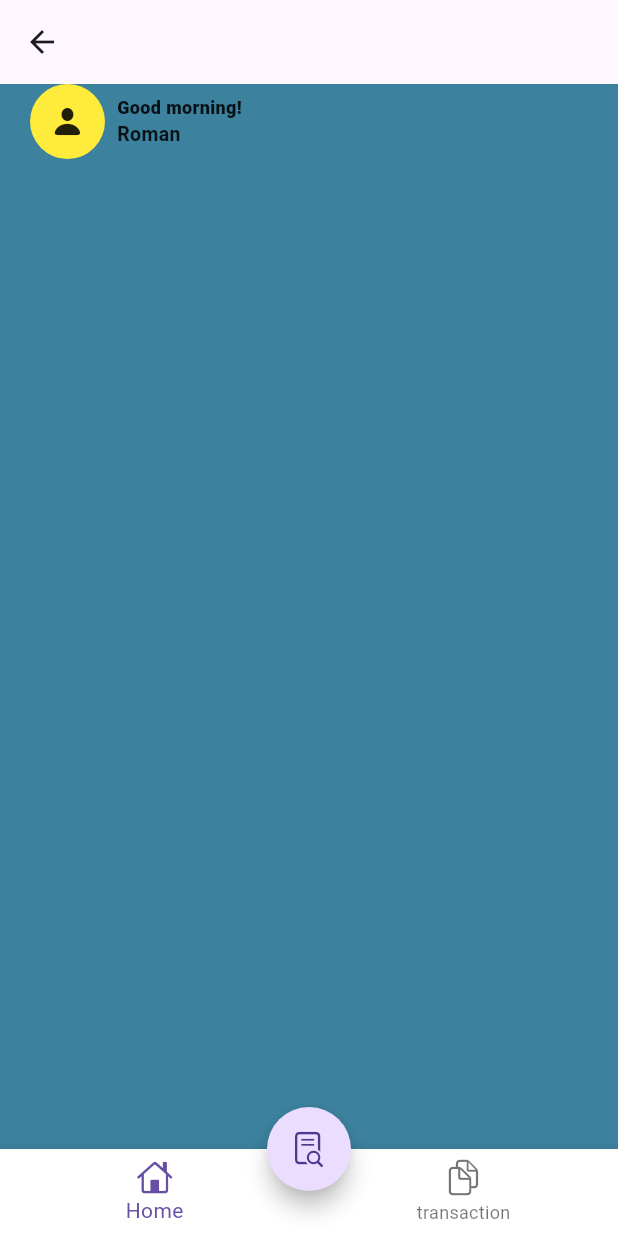
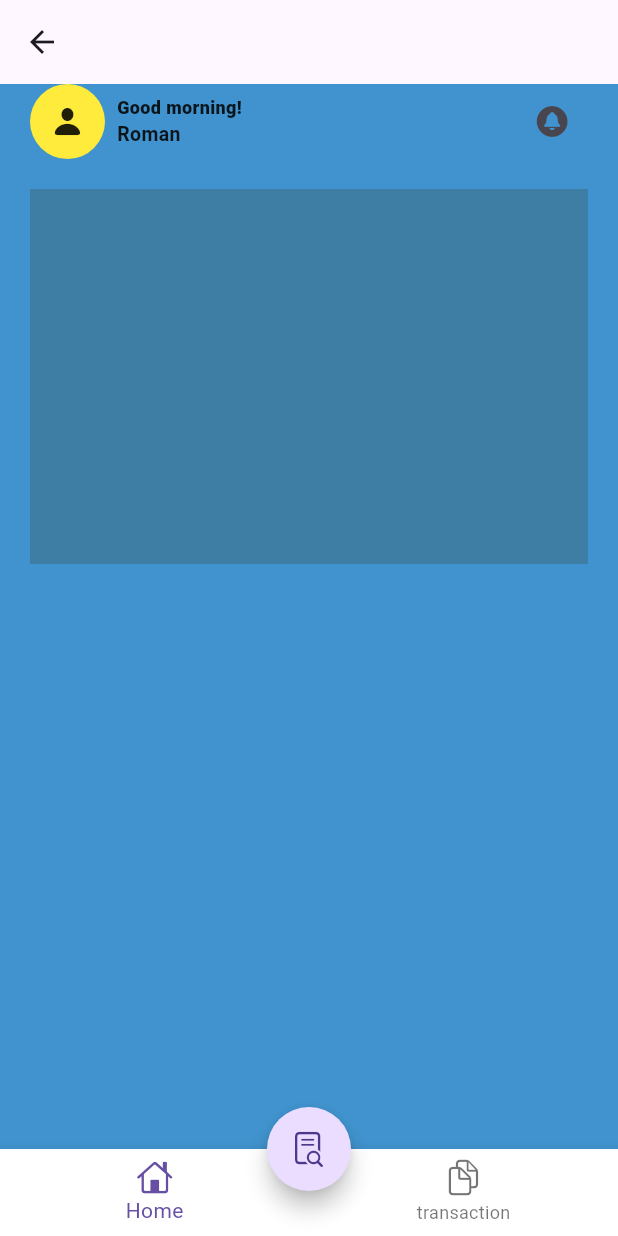
Before and after one commit to Bibesh17/project, a Flutter app: the screen it shows after launch, after a tap on "Log in", on a phone screen of 412 x 824 dp. Run offline on Flutter 3.47's test engine with Material 3 defaults, Android fonts, the phone set to English and light mode, and no system bars.

Commit message:
bg update

```diff
--- a/finance_guru/lib/login_page.dart
+++ b/finance_guru/lib/login_page.dart
@@ -10,7 +10,6 @@ class LoginPage extends StatelessWidget {
 
     return SafeArea(
       child: Scaffold(
-        backgroundColor: const Color(0xFF2F7694),
         body: Padding(
           padding: const EdgeInsets.symmetric(horizontal: 16.0),
           child: Column(
--- a/finance_guru/lib/main.dart
+++ b/finance_guru/lib/main.dart
@@ -11,10 +11,9 @@ class MyApp extends StatelessWidget {
   @override
   Widget build(BuildContext context) {
     return MaterialApp(
-      title: " Expense_app",
+      title: " Finance Guru",
       theme: ThemeData(
-        scaffoldBackgroundColor: const Color.fromARGB(
-            255, 60, 129, 158), // Set the global background color
+        scaffoldBackgroundColor: const Color(0xFF4093CE),
       ),
       debugShowCheckedModeBanner: false,
       home: const LoginPage(),
--- a/finance_guru/lib/screen/main_screen.dart
+++ b/finance_guru/lib/screen/main_screen.dart
@@ -11,23 +11,17 @@ class MainScreen extends StatelessWidget {
         padding: const EdgeInsets.symmetric(horizontal: 20.0),
         child: Column(
           children: [
-            Align(
-              alignment: Alignment.topLeft, // Align to the top-left
-              child: Row(
-                mainAxisSize: MainAxisSize
-                    .min, // Ensure the Row only takes up the required space
+            Row(
+              mainAxisAlignment: MainAxisAlignment.spaceBetween,
               children: [
-                  Stack(
-                    alignment: Alignment.center,
+                Row(
                   children: [
                     Container(
                       height: 50,
-                        width: 50,
+                      width: 50, // Constrain the width to a fixed value
                       decoration: const BoxDecoration(
                           shape: BoxShape.circle, color: Colors.yellow),
-                      ),
-                      const Icon(CupertinoIcons.person_fill)
-                    ],
+                      child: const Icon(CupertinoIcons.person_fill, size: 24),
                     ),
                     const SizedBox(width: 8),
                     const Column(
@@ -51,7 +45,21 @@ class MainScreen extends StatelessWidget {
                     ),
                   ],
                 ),
+                IconButton(
+                    onPressed: () {},
+                    icon: const Icon(CupertinoIcons.bell_circle_fill))
+              ],
             ),
+            const SizedBox(height: 20),
+            // container
+
+            Container(
+              height: 250,
+              width: double.infinity,
+              decoration: const BoxDecoration(
+                color: Color(0xFF3F7EA4),
+              ),
+            )
           ],
         ),
       ),
```
Lines whose indentation alone changed are shown as unchanged.
